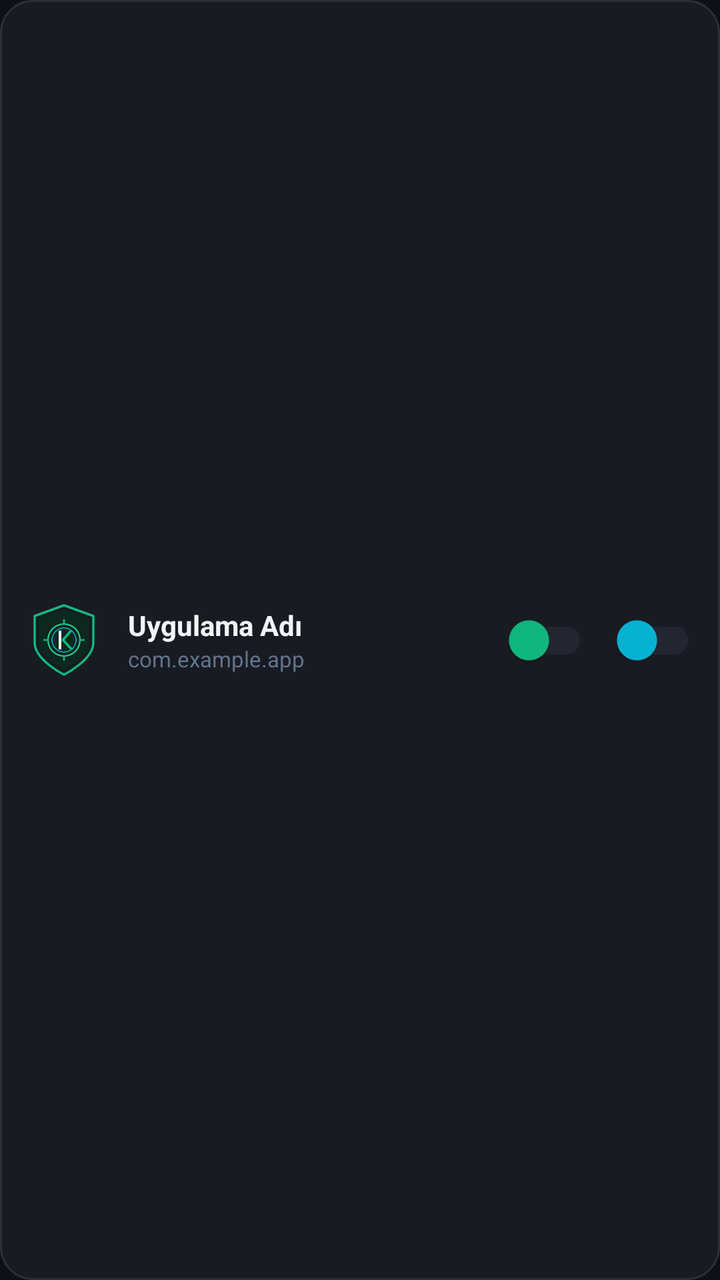
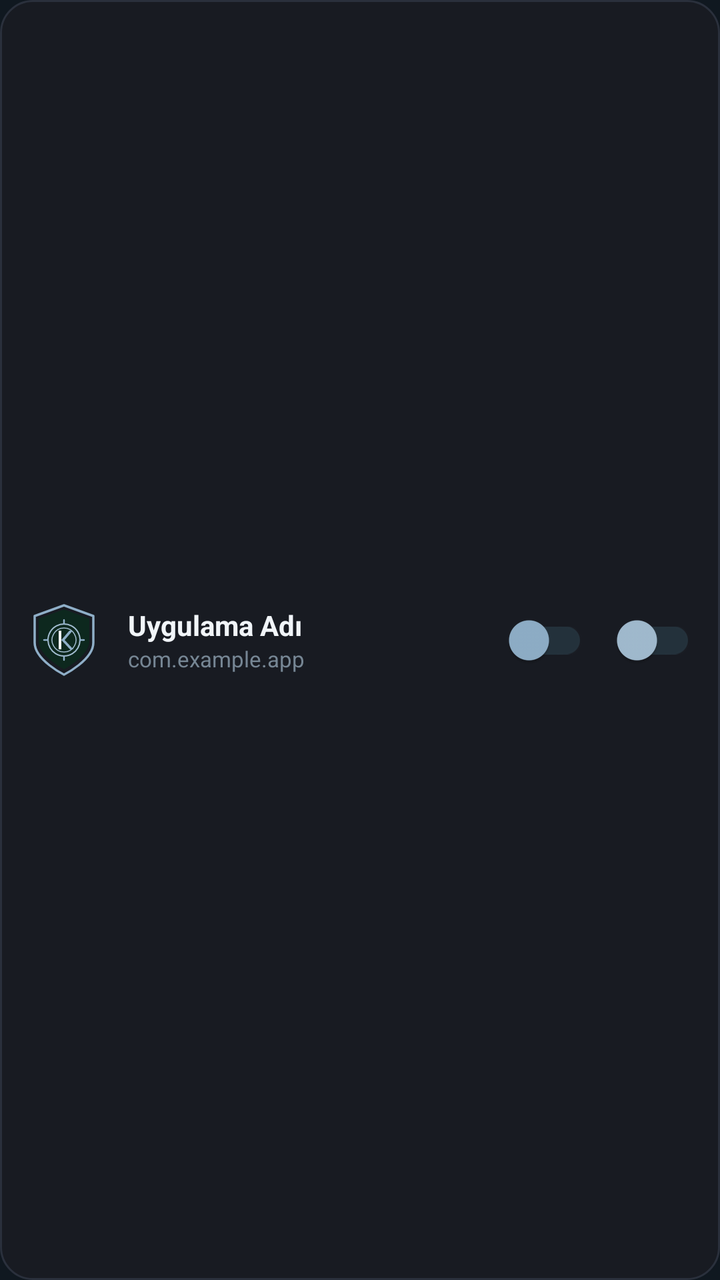

An Android layout rendered at two revisions. The XML below is the earlier revision; the diff shows what the commit changed to produce the second picture.
<!-- AndroidManifest.xml: application theme Theme.KZBSODAK -->
<!-- res/layout/item_app_lock.xml -->
<?xml version="1.0" encoding="utf-8"?>
<LinearLayout xmlns:android="http://schemas.android.com/apk/res/android"
    xmlns:app="http://schemas.android.com/apk/res-auto"
    android:layout_width="match_parent"
    android:layout_height="wrap_content"
    android:layout_marginBottom="8dp"
    android:background="@drawable/bg_card_dark"
    android:gravity="center_vertical"
    android:orientation="horizontal"
    android:padding="12dp">

    
    <ImageView
        android:id="@+id/imgAppIcon"
        android:layout_width="40dp"
        android:layout_height="40dp"
        android:contentDescription="Uygulama İkonu"
        android:src="@drawable/ic_kzbs_logo" />

    
    <LinearLayout
        android:layout_width="0dp"
        android:layout_height="wrap_content"
        android:layout_marginStart="12dp"
        android:layout_weight="1"
        android:orientation="vertical">

        <TextView
            android:id="@+id/tvAppName"
            android:layout_width="wrap_content"
            android:layout_height="wrap_content"
            android:ellipsize="end"
            android:maxLines="1"
            android:text="Uygulama Adı"
            android:textColor="@color/text_primary"
            android:textSize="14sp"
            android:textStyle="bold" />

        <TextView
            android:id="@+id/tvAppPackage"
            android:layout_width="wrap_content"
            android:layout_height="wrap_content"
            android:ellipsize="end"
            android:maxLines="1"
            android:text="com.example.app"
            android:textColor="@color/text_muted"
            android:textSize="11sp" />
    </LinearLayout>

    
    <com.google.android.material.switchmaterial.SwitchMaterial
        android:id="@+id/switchLockApp"
        android:layout_width="54dp"
        android:layout_height="wrap_content"
        app:thumbTint="@color/accent_emerald"
        app:trackTint="@color/bg_surface_elevated" />

    
    <com.google.android.material.switchmaterial.SwitchMaterial
        android:id="@+id/switchMuteNotification"
        android:layout_width="54dp"
        android:layout_height="wrap_content"
        app:thumbTint="@color/accent_cyan"
        app:trackTint="@color/bg_surface_elevated" />

</LinearLayout>
<!-- resources referenced by this layout -->
<resources>
  <color name="accent_cyan">#06B6D4</color>
  <color name="accent_emerald">#10B981</color>
  <color name="bg_surface_elevated">#212631</color>
  <color name="text_muted">#64748B</color>
  <color name="text_primary">#F1F5F9</color>
  <!-- drawable bg_card_dark (drawable) -->
  <?xml version="1.0" encoding="utf-8"?>
  <shape xmlns:android="http://schemas.android.com/apk/res/android"
      android:shape="rectangle">
      <solid android:color="#181B22" />
      <corners android:radius="16dp" />
      <stroke
          android:width="1dp"
          android:color="#2A303C" />
  </shape>
  <!-- drawable ic_kzbs_logo (drawable) -->
  <vector xmlns:android="http://schemas.android.com/apk/res/android"
      android:width="120dp"
      android:height="120dp"
      android:viewportWidth="120"
      android:viewportHeight="120">
      
      <path
          android:fillColor="#181B22"
          android:strokeColor="#10B981"
          android:strokeWidth="3.5"
          android:strokeLineJoin="round"
          android:pathData="M60,8 L104,24 L104,64 C104,90 60,112 60,112 C60,112 16,90 16,64 L16,24 Z" />
  
      
      <path
          android:fillColor="#0D281E"
          android:pathData="M60,14 L98,28 L98,62 C98,84 60,104 60,104 C60,104 22,84 22,62 L22,28 Z" />
  
      
      <path
          android:fillColor="#00000000"
          android:strokeColor="#34D399"
          android:strokeWidth="2"
          android:pathData="M60,36 A24,24 0 1,0 60.01,36" />
      <path
          android:fillColor="#00000000"
          android:strokeColor="#06B6D4"
          android:strokeWidth="1.5"
          android:pathData="M60,42 A18,18 0 1,0 60.01,42" />
  
      
      <path
          android:fillColor="#F1F5F9"
          android:pathData="M52,46 L56,46 L56,74 L52,74 Z" />
      <path
          android:fillColor="#10B981"
          android:pathData="M56,60 L68,46 L73,46 L61,60 L74,74 L69,74 Z" />
  
      
      <path
          android:strokeColor="#10B981"
          android:strokeWidth="2.5"
          android:strokeLineCap="round"
          android:pathData="M60,30 L60,36 M60,84 L60,90 M30,60 L36,60 M84,60 L90,60" />
  </vector>
  <style name="Theme.KZBSODAK" parent="Theme.MaterialComponents.DayNight.NoActionBar">
          
          <item name="colorPrimary">@color/accent_emerald</item>
          <item name="colorPrimaryVariant">@color/accent_emerald_dark</item>
          <item name="colorOnPrimary">@color/text_primary</item>
          
          <item name="colorSecondary">@color/accent_cyan</item>
          <item name="colorSecondaryVariant">@color/accent_emerald_glow</item>
          <item name="colorOnSecondary">@color/bg_main</item>
          
          <item name="android:statusBarColor">@color/bg_main</item>
          <item name="android:navigationBarColor">@color/bg_main</item>
          <item name="android:windowBackground">@color/bg_main</item>
      </style>
  <color name="accent_emerald_dark">#059669</color>
  <color name="accent_emerald_glow">#34D399</color>
  <color name="bg_main">#0E1015</color>
</resources>

<!-- the commit's change to res/layout/item_app_lock.xml (unified diff, before → after) -->
@@ -52,7 +52,7 @@
         android:id="@+id/switchLockApp"
         android:layout_width="54dp"
         android:layout_height="wrap_content"
-        app:thumbTint="@color/accent_emerald"
+        app:thumbTint="@color/accent_blue"
         app:trackTint="@color/bg_surface_elevated" />
 
     
@@ -60,7 +60,7 @@
         android:id="@+id/switchMuteNotification"
         android:layout_width="54dp"
         android:layout_height="wrap_content"
-        app:thumbTint="@color/accent_cyan"
+        app:thumbTint="@color/accent_blue_light"
         app:trackTint="@color/bg_surface_elevated" />
 
 </LinearLayout>
<!-- resource entries referenced after the edit -->
@@ -1,9 +1,9 @@
 <!-- resources referenced by this layout -->
 <resources>
-  <color name="accent_cyan">#06B6D4</color>
-  <color name="accent_emerald">#10B981</color>
-  <color name="bg_surface_elevated">#212631</color>
-  <color name="text_muted">#64748B</color>
+  <color name="accent_blue">#8FAFC8</color>
+  <color name="accent_blue_light">#A2BCD0</color>
+  <color name="bg_surface_elevated">#23313B</color>
+  <color name="text_muted">#768694</color>
   <color name="text_primary">#F1F5F9</color>
   <!-- drawable bg_card_dark (drawable) -->
   <?xml version="1.0" encoding="utf-8"?>
@@ -24,7 +24,7 @@
       
       <path
           android:fillColor="#181B22"
-          android:strokeColor="#10B981"
+          android:strokeColor="#8FAFC8"
           android:strokeWidth="3.5"
           android:strokeLineJoin="round"
           android:pathData="M60,8 L104,24 L104,64 C104,90 60,112 60,112 C60,112 16,90 16,64 L16,24 Z" />
@@ -37,12 +37,12 @@
       
       <path
           android:fillColor="#00000000"
-          android:strokeColor="#34D399"
+          android:strokeColor="#A2BCD0"
           android:strokeWidth="2"
           android:pathData="M60,36 A24,24 0 1,0 60.01,36" />
       <path
           android:fillColor="#00000000"
-          android:strokeColor="#06B6D4"
+          android:strokeColor="#A2BCD0"
           android:strokeWidth="1.5"
           android:pathData="M60,42 A18,18 0 1,0 60.01,42" />
   
@@ -51,32 +51,31 @@
           android:fillColor="#F1F5F9"
           android:pathData="M52,46 L56,46 L56,74 L52,74 Z" />
       <path
-          android:fillColor="#10B981"
+          android:fillColor="#8FAFC8"
           android:pathData="M56,60 L68,46 L73,46 L61,60 L74,74 L69,74 Z" />
   
       
       <path
-          android:strokeColor="#10B981"
+          android:strokeColor="#8FAFC8"
           android:strokeWidth="2.5"
           android:strokeLineCap="round"
           android:pathData="M60,30 L60,36 M60,84 L60,90 M30,60 L36,60 M84,60 L90,60" />
   </vector>
   <style name="Theme.KZBSODAK" parent="Theme.MaterialComponents.DayNight.NoActionBar">
           
-          <item name="colorPrimary">@color/accent_emerald</item>
-          <item name="colorPrimaryVariant">@color/accent_emerald_dark</item>
+          <item name="colorPrimary">@color/accent_blue_dark</item>
+          <item name="colorPrimaryVariant">@color/accent_blue_dark</item>
           <item name="colorOnPrimary">@color/text_primary</item>
           
-          <item name="colorSecondary">@color/accent_cyan</item>
-          <item name="colorSecondaryVariant">@color/accent_emerald_glow</item>
+          <item name="colorSecondary">@color/accent_blue</item>
+          <item name="colorSecondaryVariant">@color/accent_blue_light</item>
           <item name="colorOnSecondary">@color/bg_main</item>
           
           <item name="android:statusBarColor">@color/bg_main</item>
           <item name="android:navigationBarColor">@color/bg_main</item>
           <item name="android:windowBackground">@color/bg_main</item>
       </style>
-  <color name="accent_emerald_dark">#059669</color>
-  <color name="accent_emerald_glow">#34D399</color>
-  <color name="bg_main">#0E1015</color>
+  <color name="accent_blue_dark">#426B87</color>
+  <color name="bg_main">#101820</color>
 </resources>
 
